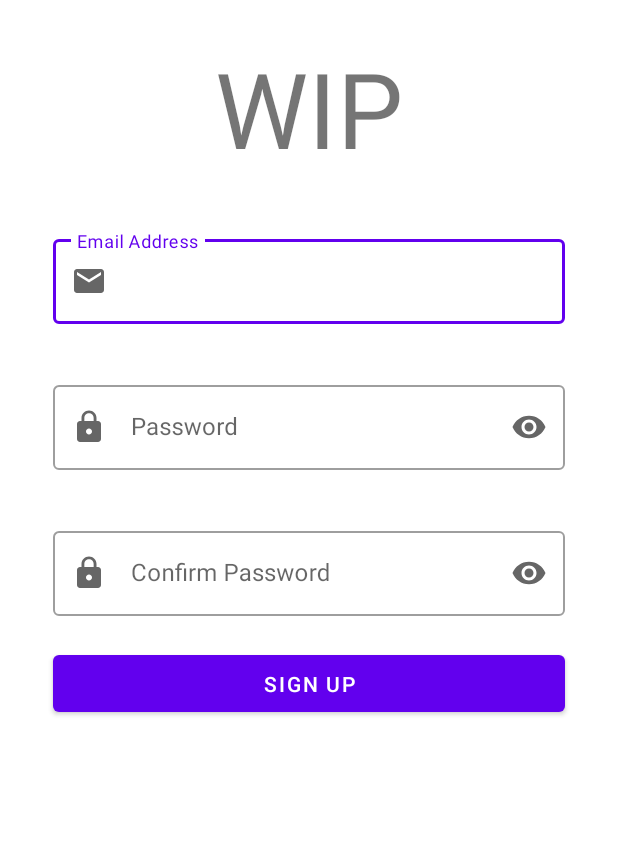
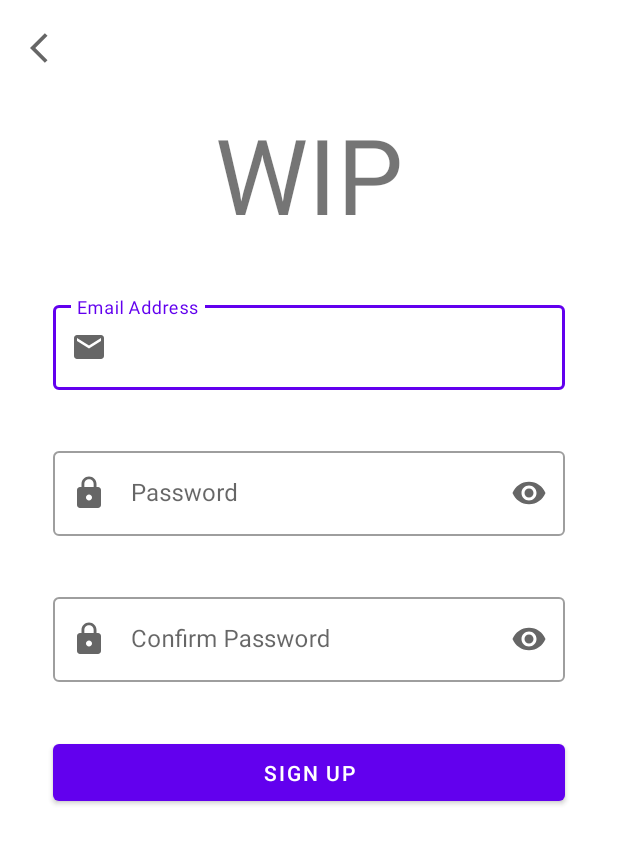
Before and after one commit to isdmg/CS155-2_PROJ, an Android app: the SignUpActivity screen opened directly, with no data from a screen before it, on a phone screen of 412 x 824 dp. Shown: the top 844 px of the screen. Run offline under Robolectric (Android 15) with nearby library versions, the light colour scheme and no system bars; our stand-ins replace Firebase (no records; nobody signed in at launch, a user with empty details on screens opened directly).

Commit message:
revised stuffs

```diff
--- a/app/build.gradle
+++ b/app/build.gradle
@@ -43,5 +43,4 @@ dependencies {
     androidTestImplementation 'androidx.test.espresso:espresso-core:3.4.0'
     implementation platform('com.google.firebase:firebase-bom:29.0.0')
     implementation 'com.google.firebase:firebase-analytics'
-    implementation 'com.facebook.android:facebook-android-sdk:latest.release'
 }
--- a/app/src/main/java/com/example/midnight_chevves/Customer/Fragments/HomeFragment.java
+++ b/app/src/main/java/com/example/midnight_chevves/Customer/Fragments/HomeFragment.java
@@ -37,7 +37,7 @@ public class HomeFragment extends Fragment {
         RecyclerView.LayoutManager layoutManager2 = new LinearLayoutManager(getActivity(), RecyclerView.HORIZONTAL, false);
         RecyclerView.LayoutManager layoutManager3 = new LinearLayoutManager(getActivity(), RecyclerView.HORIZONTAL, false);
 
-
+        // TODO: Refactor variables within the activity and xml.
         recyclerView1 = (RecyclerView) v.findViewById(R.id.recycler_view1);
         recyclerView1.setLayoutManager(layoutManager);
 
@@ -68,6 +68,7 @@ public class HomeFragment extends Fragment {
         adapter = populateRecyclerView("wine");
         recyclerView3.setAdapter(adapter);
         adapter.startListening();
+        // TODO: Use Global...
     }
 
     private FirebaseRecyclerAdapter<Products, ProductViewHolder> populateRecyclerView(String category) {
--- a/app/src/main/java/com/example/midnight_chevves/SignUpActivity.java
+++ b/app/src/main/java/com/example/midnight_chevves/SignUpActivity.java
@@ -1,12 +1,15 @@
 package com.example.midnight_chevves;
 
 import android.app.ProgressDialog;
+import android.content.Intent;
 import android.os.Bundle;
 import android.text.TextUtils;
+import android.util.Log;
 import android.util.Patterns;
 import android.view.View;
 import android.widget.Button;
 import android.widget.EditText;
+import android.widget.ImageButton;
 import android.widget.Toast;
 
 import androidx.annotation.NonNull;
@@ -25,6 +28,7 @@ public class SignUpActivity extends AppCompatActivity {
     private TextInputLayout layoutEmail, layoutPassword, layoutConfirmPassword;
     private TextInputEditText inputEmail, inputPassword, inputConfirmPassword;
     private Button btnSignUp;
+    private ImageButton btnBack;
     private ProgressDialog progressDialog;
 
     private FirebaseAuth auth;
@@ -38,6 +42,7 @@ public class SignUpActivity extends AppCompatActivity {
         inputPassword = findViewById(R.id.signup_password);
         inputConfirmPassword = findViewById(R.id.signup_confirm_password);
         btnSignUp = findViewById(R.id.button_signup);
+        btnBack = findViewById(R.id.signup_back);
         progressDialog = new ProgressDialog(this);
         auth = FirebaseAuth.getInstance();
         user = auth.getCurrentUser();
@@ -45,10 +50,18 @@ public class SignUpActivity extends AppCompatActivity {
         layoutPassword = findViewById(R.id.layout_signup_password);
         layoutConfirmPassword = findViewById(R.id.layout_signup_confirm_password);
 
+        // TODO: Implement View Listener?
         btnSignUp.setOnClickListener(new View.OnClickListener() {
             @Override
             public void onClick(View view) {
                 PerformAuth();
+            }
+        });
+
+        btnBack.setOnClickListener(new View.OnClickListener() {
+            @Override
+            public void onClick(View view) {
+                onBackPressed();
             }
         });
     }
@@ -111,9 +124,9 @@ public class SignUpActivity extends AppCompatActivity {
     }
 
     private void sendUserToNextActivity() {
-//            Intent intent = new Intent(SignUpActivity.this, ...)
-//        Intent.setFlags(Intent.FLAG_ACTIVITY_CLEAR_TASK|Intent.FLAG_ACTIVITY_NEW_TASK);
-//        startActivity();
+        Intent intent = new Intent(SignUpActivity.this, LoginActivity.class);
+        intent.setFlags(Intent.FLAG_ACTIVITY_CLEAR_TASK | Intent.FLAG_ACTIVITY_NEW_TASK);
+        startActivity(intent);
     }
 
     private void clearError(int field) {
--- /dev/null
+++ b/app/src/main/res/drawable/ic_baseline_arrow_back_ios_24.xml
@@ -0,0 +1,11 @@
+<vector xmlns:android="http://schemas.android.com/apk/res/android"
+    android:width="24dp"
+    android:height="24dp"
+    android:viewportWidth="24"
+    android:viewportHeight="24"
+    android:tint="?attr/colorControlNormal"
+    android:autoMirrored="true">
+  <path
+      android:fillColor="@android:color/white"
+      android:pathData="M11.67,3.87L9.9,2.1 0,12l9.9,9.9 1.77,-1.77L3.54,12z"/>
+</vector>
--- a/app/src/main/res/layout/activity_sign_up.xml
+++ b/app/src/main/res/layout/activity_sign_up.xml
@@ -6,8 +6,20 @@
     android:layout_height="match_parent"
     tools:context=".SignUpActivity">
 
+    <ImageButton
+        android:id="@+id/signup_back"
+        android:layout_width="wrap_content"
+        android:layout_height="wrap_content"
+        android:layout_marginTop="20dp"
+        android:layout_alignParentTop="true"
+        android:layout_marginStart="20dp"
+        android:scaleType="fitXY"
+        android:background="@drawable/ic_baseline_arrow_back_ios_24" />
+
+
     <TextView
         android:id="@+id/signup_title"
+        android:layout_below="@id/signup_back"
         android:layout_width="match_parent"
         android:layout_height="wrap_content"
         android:layout_centerHorizontal="true"
@@ -143,7 +155,7 @@
         android:layout_height="50dp"
         android:layout_below="@id/layout_signup_confirm_password"
         android:layout_marginLeft="35dp"
-        android:layout_marginTop="20dp"
+        android:layout_marginTop="35dp"
         android:layout_marginRight="35dp"
         android:text="Sign up" />
 
--- a/app/src/main/res/values/strings.xml
+++ b/app/src/main/res/values/strings.xml
@@ -3,6 +3,4 @@
     <string name="email_address">Email Address</string>
     <string name="password">Password</string>
     <string name="confirm_password">Confirm Password</string>
-    <string name="facebook_app_id">220094680288261</string>
-    <string name="fb_login_protocol_scheme">fb220094680288261</string>
 </resources>
```
Also changed, not shown: app/src/main/AndroidManifest.xml (+2 -7 lines), app/src/main/java/com/example/midnight_chevves/LoginActivity.java (+12 -10 lines), app/src/main/res/layout/activity_login.xml (+22 -42 lines).
